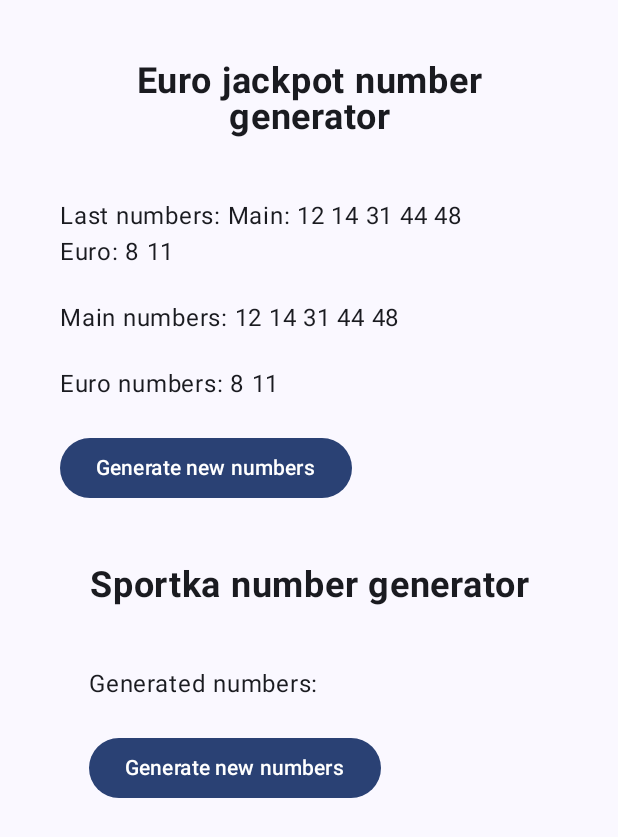
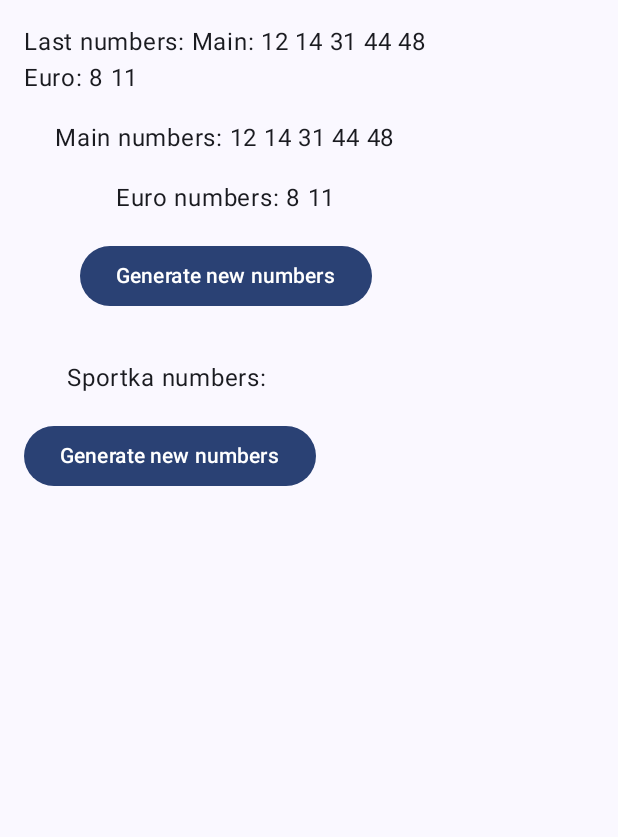
Before and after one commit to albert95gt/EuroJackpotNumbers, an Android app built with Jetpack Compose: the screen it shows after launch (MainActivity), after a tap on "Generate new numbers", on a phone screen of 412 x 824 dp. Shown: the top 837 px of the screen. Run offline under Robolectric (Android 15) with nearby library versions, the phone set to English and light mode, and no system bars.

Commit message:
feat: split EuroJackpot generator into separate composables

```diff
--- a/app/src/main/java/com/example/eurojackpotnumbergenerator/MainActivity.kt
+++ b/app/src/main/java/com/example/eurojackpotnumbergenerator/MainActivity.kt
@@ -33,6 +33,7 @@ import androidx.compose.ui.text.style.TextAlign
 import androidx.compose.ui.tooling.preview.Preview
 import androidx.compose.ui.unit.dp
 import androidx.compose.ui.unit.sp
+import com.example.eurojackpotnumbergenerator.components.EuroJackpotNumberGeneratorScreen
 import com.example.eurojackpotnumbergenerator.ui.theme.EuroJackpotNumberGeneratorTheme
 import data.loadLastNumbers
 import data.saveLastNumbers
@@ -45,150 +46,9 @@ class MainActivity : ComponentActivity() {
         setContent {
             EuroJackpotNumberGeneratorTheme {
                 Scaffold(modifier = Modifier.fillMaxSize()) { innerPadding ->
-                    EuroJackpotNumberGenerator(modifier = Modifier.padding(innerPadding))
+                    EuroJackpotNumberGeneratorScreen(modifier = Modifier.padding(innerPadding))
                 }
             }
         }
     }
 }
-
-@Composable
-fun EuroJackpotNumberGenerator(modifier: Modifier){
-    val context = LocalContext.current
-    val coroutineScope = rememberCoroutineScope()
-
-    var mainNumbers by remember { mutableStateOf("") }
-    var euroNumbers by remember { mutableStateOf("") }
-    var lastNumbers by remember { mutableStateOf("") }
-    var sportkaNumbers by remember { mutableStateOf("") }
-
-
-    LaunchedEffect(Unit) {
-        val saved = loadLastNumbers(context)
-        saved?.let{
-            lastNumbers = it.trim()
-        }
-    }
-    Column (
-        modifier = Modifier
-        .fillMaxSize(),
-        horizontalAlignment = Alignment.CenterHorizontally
-    )
-    {
-        Box(
-            modifier = Modifier.fillMaxWidth(),
-            contentAlignment = Alignment.Center
-        ){
-            Column (
-                modifier= Modifier
-                    .padding(40.dp)
-            ){
-                Text(
-                    text = "Euro jackpot number generator",
-                    fontSize = 24.sp,
-                    fontWeight = FontWeight.Bold,
-                    textAlign = TextAlign.Center
-                )
-
-                Spacer(
-                    modifier = Modifier.size(40.dp)
-                )
-
-                Text(
-                    text = "Last numbers: $lastNumbers",
-                )
-
-                Spacer(
-                    modifier = Modifier.size(20.dp)
-                )
-
-                Text(
-                    text = "Main numbers: $mainNumbers",
-                )
-
-                Spacer(modifier = Modifier.size(20.dp))
-
-                Text(
-                    text = "Euro numbers: $euroNumbers",
-                )
-
-                Spacer(modifier = Modifier.size(20.dp))
-
-                Button(
-                    onClick = {
-                        val main = generateMainNumbers().joinToString(" ")
-                        val euro = generateEuroNumbers().joinToString(" ")
-
-                        mainNumbers = main
-                        euroNumbers = euro
-
-                        val combined = "Main: $main\nEuro: $euro"
-
-                        coroutineScope.launch {
-                            saveLastNumbers(context, combined)
-                            lastNumbers = combined
-                        }
-                    }
-                ) {
-                    Text(
-                        text = "Generate new numbers"
-                    )
-                }
-            }
-        }
-
-        Box(
-            modifier = Modifier.fillMaxWidth(),
-            contentAlignment = Alignment.Center
-        ){
-            Column {
-                Text(
-                    text = "Sportka number generator",
-                    fontSize = 24.sp,
-                    fontWeight = FontWeight.Bold,
-                    textAlign = TextAlign.Center
-                )
-
-                Spacer(modifier = Modifier.height(40.dp))
-
-                Text(
-                    text = "Generated numbers: $sportkaNumbers"
-                )
-
-                Spacer(modifier = Modifier.height(20.dp))
-
-                Button(
-                    onClick = {
-                        var newNumbers = generateSportkaNumbers().joinToString(",")
-                        sportkaNumbers = newNumbers
-                    }
-                ) {
-                    Text(text = "Generate new numbers")
-                }
-            }
-        }
-    }
-
-
-}
-
-
-@Preview(showBackground = true)
-@Composable
-fun GreetingPreview() {
-    EuroJackpotNumberGeneratorTheme {
-        EuroJackpotNumberGenerator(modifier = Modifier)
-    }
-}
-
-fun generateMainNumbers(): List<Int>{
-    return (1..50).shuffled().take(5).sorted()
-}
-
-fun generateEuroNumbers(): List<Int>{
-    return (1..12).shuffled().take(2).sorted()
-}
-
-fun generateSportkaNumbers(): List<Int>{
-    return (1 .. 49).shuffled().take(6).sorted()
-}
--- /dev/null
+++ b/app/src/main/java/com/example/eurojackpotnumbergenerator/components/EuroJackpotContent.kt
@@ -0,0 +1,35 @@
+package com.example.eurojackpotnumbergenerator.components
+
+import androidx.compose.foundation.layout.Column
+import androidx.compose.foundation.layout.Spacer
+import androidx.compose.foundation.layout.height
+import androidx.compose.foundation.layout.padding
+import androidx.compose.material3.Button
+import androidx.compose.material3.Text
+import androidx.compose.runtime.Composable
+import androidx.compose.ui.Alignment
+import androidx.compose.ui.Modifier
+import androidx.compose.ui.unit.dp
+
+@Composable
+fun EuroJackpotContent(
+    lastNumbers: String,
+    mainNumbers: String,
+    euroNumbers: String,
+    onGenerate: () -> Unit
+) {
+    Column(
+        horizontalAlignment = Alignment.CenterHorizontally,
+        modifier = Modifier.padding(16.dp)
+    ) {
+        Text("Last numbers: $lastNumbers")
+        Spacer(modifier = Modifier.height(16.dp))
+        Text("Main numbers: $mainNumbers")
+        Spacer(modifier = Modifier.height(16.dp))
+        Text("Euro numbers: $euroNumbers")
+        Spacer(modifier = Modifier.height(16.dp))
+        Button(onClick = onGenerate) {
+            Text("Generate new numbers")
+        }
+    }
+}
--- /dev/null
+++ b/app/src/main/java/com/example/eurojackpotnumbergenerator/components/EuroJackpotNumberGeneratorScreen.kt
@@ -0,0 +1,65 @@
+package com.example.eurojackpotnumbergenerator.components
+
+import androidx.compose.foundation.layout.Column
+import androidx.compose.foundation.layout.fillMaxSize
+import androidx.compose.runtime.Composable
+import androidx.compose.runtime.LaunchedEffect
+import androidx.compose.runtime.getValue
+import androidx.compose.runtime.mutableStateOf
+import androidx.compose.runtime.remember
+import androidx.compose.runtime.rememberCoroutineScope
+import androidx.compose.runtime.setValue
+import androidx.compose.ui.Modifier
+import androidx.compose.ui.platform.LocalContext
+import com.example.eurojackpotnumbergenerator.utils.generateEuroNumbers
+import com.example.eurojackpotnumbergenerator.utils.generateMainNumbers
+import com.example.eurojackpotnumbergenerator.utils.generateSportkaNumbers
+import data.loadLastNumbers
+import data.saveLastNumbers
+import kotlinx.coroutines.coroutineScope
+import kotlinx.coroutines.launch
+
+@Composable
+fun EuroJackpotNumberGeneratorScreen(modifier: Modifier) {
+    val context = LocalContext.current
+    val coroutineScope = rememberCoroutineScope()
+
+    var mainNumbers by remember { mutableStateOf("") }
+    var euroNumbers by remember { mutableStateOf("") }
+    var lastNumbers by remember { mutableStateOf("") }
+    var sportkaNumbers by remember { mutableStateOf("") }
+
+
+    LaunchedEffect(Unit) {
+        val saved = loadLastNumbers(context)
+        saved?.let{
+            lastNumbers = it.trim()
+        }
+    }
+
+    Column (modifier = Modifier.fillMaxSize()){
+        EuroJackpotContent(
+            lastNumbers = lastNumbers,
+            mainNumbers = mainNumbers,
+            euroNumbers = euroNumbers,
+            onGenerate = {
+                val main = generateMainNumbers().joinToString(" ")
+                val euro = generateEuroNumbers().joinToString(" ")
+                mainNumbers = main
+                euroNumbers = euro
+                val combined = "Main: $main\nEuro: $euro"
+                coroutineScope.launch {
+                    saveLastNumbers(context, combined)
+                    lastNumbers = combined
+                }
+            }
+        )
+
+        SportkaContent(
+            sportkaNumbers = sportkaNumbers,
+            onGenerate = {
+                sportkaNumbers = generateSportkaNumbers().joinToString(",")
+            }
+        )
+    }
+}
--- /dev/null
+++ b/app/src/main/java/com/example/eurojackpotnumbergenerator/components/SportkaContent.kt
@@ -0,0 +1,30 @@
+package com.example.eurojackpotnumbergenerator.components
+
+import androidx.compose.foundation.layout.Column
+import androidx.compose.foundation.layout.Spacer
+import androidx.compose.foundation.layout.height
+import androidx.compose.foundation.layout.padding
+import androidx.compose.material3.Button
+import androidx.compose.material3.Text
+import androidx.compose.runtime.Composable
+import androidx.compose.ui.Alignment
+import androidx.compose.ui.Modifier
+import androidx.compose.ui.unit.dp
+
+@Composable
+fun SportkaContent(
+    sportkaNumbers: String,
+    onGenerate: () -> Unit
+    ) {
+
+    Column(
+        horizontalAlignment = Alignment.CenterHorizontally,
+        modifier = Modifier.padding(16.dp)
+    ) {
+        Text("Sportka numbers: $sportkaNumbers")
+        Spacer(modifier = Modifier.height(16.dp))
+        Button(onClick = onGenerate) {
+            Text("Generate new numbers")
+        }
+    }
+}
--- /dev/null
+++ b/app/src/main/java/com/example/eurojackpotnumbergenerator/utils/NumberGenerators.kt
@@ -0,0 +1,13 @@
+package com.example.eurojackpotnumbergenerator.utils
+
+fun generateMainNumbers(): List<Int>{
+    return (1..50).shuffled().take(5).sorted()
+}
+
+fun generateEuroNumbers(): List<Int>{
+    return (1..12).shuffled().take(2).sorted()
+}
+
+fun generateSportkaNumbers(): List<Int>{
+    return (1 .. 49).shuffled().take(6).sorted()
+}
```
